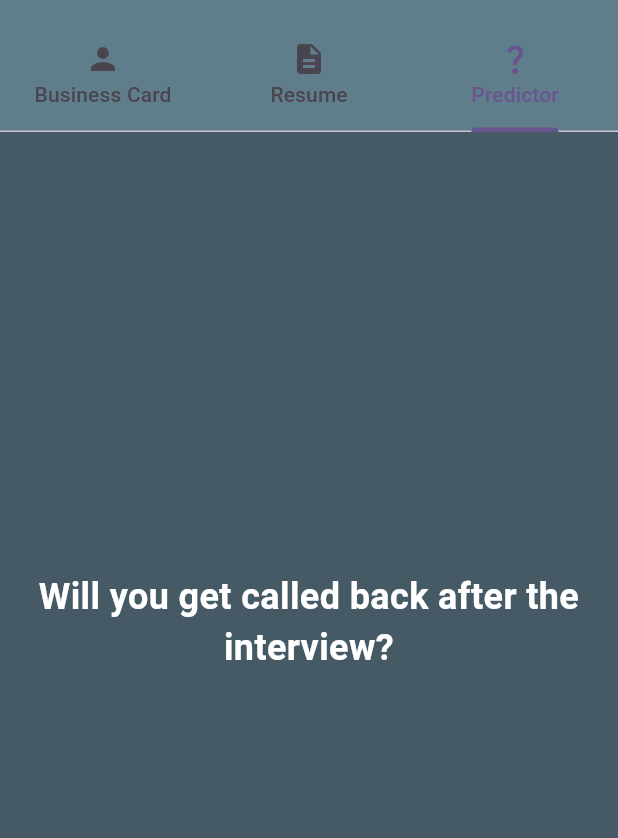
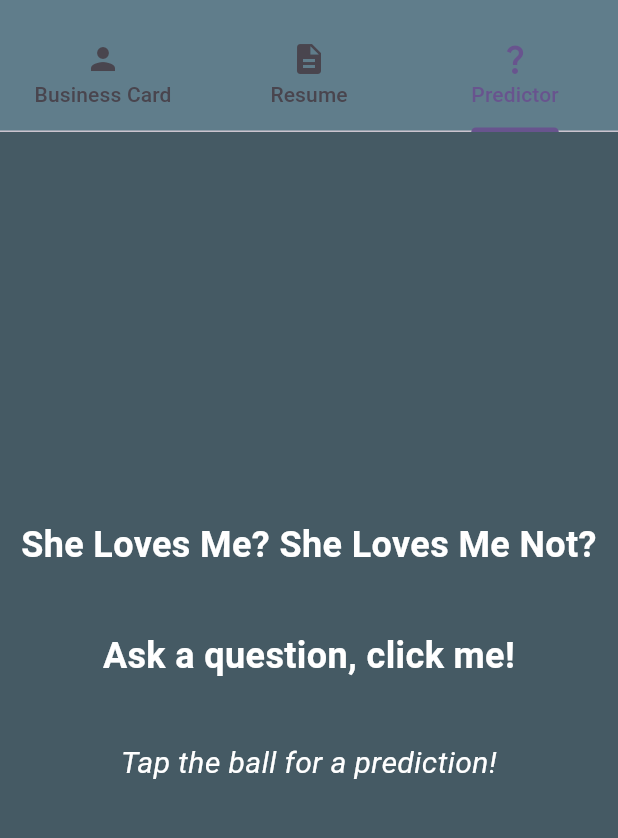
Before and after one commit to EricOrrDev/MobileDevProject3, a Flutter app: the screen it shows after launch, tab 3 chosen, on a phone screen of 412 x 824 dp, the part 63-901 px from its top. Run offline on Flutter 3.47's test engine with Material 3 defaults, Android fonts, the phone set to English and light mode, and no system bars; network calls fail.

Commit message:
Got predictor working

```diff
--- a/lib/predictor.dart
+++ b/lib/predictor.dart
@@ -37,11 +37,20 @@ class _PredictorTabState extends State<PredictorTab> {
         child: Column(
           mainAxisAlignment: MainAxisAlignment.center,
           children: <Widget>[
+            const Text(
+              'She Loves Me? She Loves Me Not?',
+              textAlign: TextAlign.center,
+              style: TextStyle(
+                fontSize: 24.0,
+                color: Colors.white,
+                fontWeight: FontWeight.bold,
+              ),
+            ),
+            const SizedBox(height: 40.0),
             GestureDetector(
-              onTap:
-                  _generateAnswer, // Now tapping the question generates an answer
+              onTap: _generateAnswer,
               child: const Text(
-                'Will you get called back after the interview?',
+                'Ask a question, click me!',
                 textAlign: TextAlign.center,
                 style: TextStyle(
                   fontSize: 24.0,
@@ -51,6 +60,15 @@ class _PredictorTabState extends State<PredictorTab> {
               ),
             ),
             const SizedBox(height: 40.0),
+            Text(
+              _currentAnswer,
+              textAlign: TextAlign.center,
+              style: const TextStyle(
+                fontSize: 20.0,
+                color: Colors.white,
+                fontStyle: FontStyle.italic,
+              ),
+            ),
           ],
         ),
       ),
```
